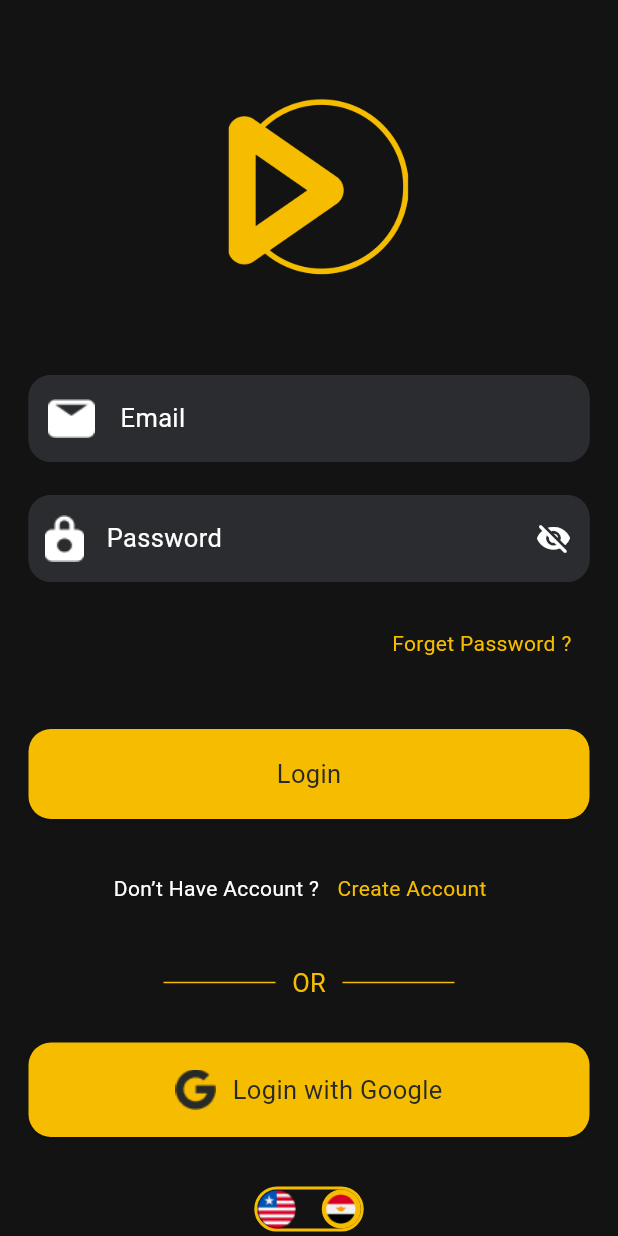
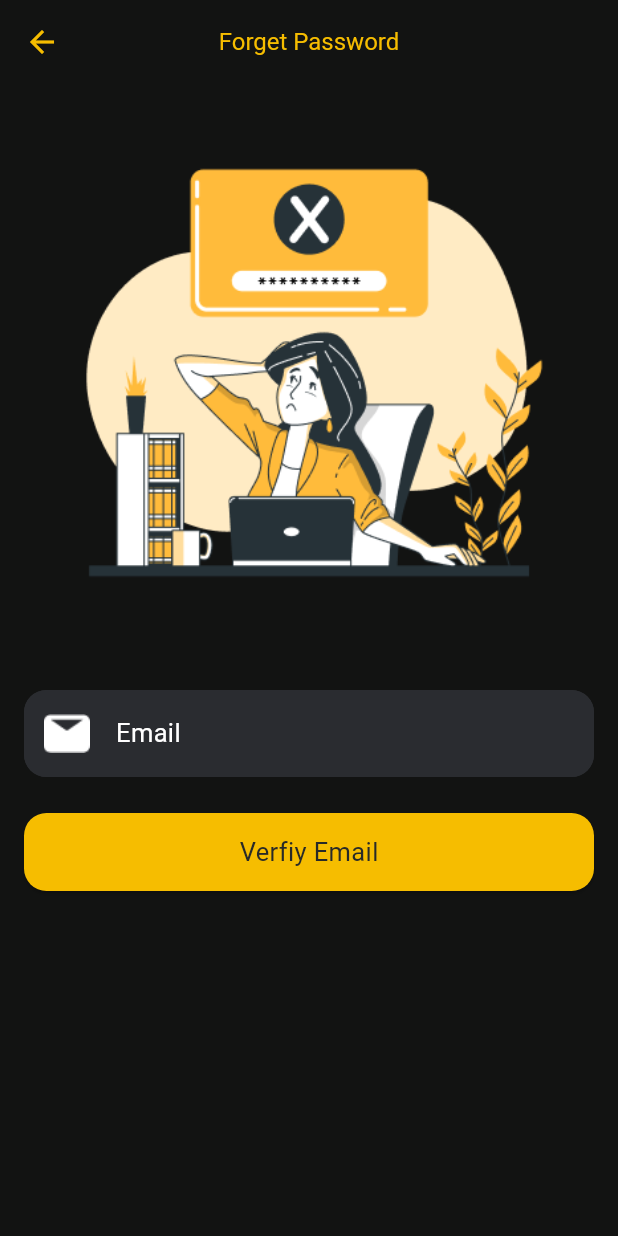
Before and after one commit to mmsa7196/Movies, a Flutter app: the screen it shows after launch, after a tap on "Forget Password ?", on a phone screen of 412 x 824 dp. Run offline on Flutter 3.47's test engine with Material 3 defaults, Android fonts, the phone set to English and light mode, and no system bars; missing offline and left inert: dart:ffi, overlapped_carousel.

Commit message:
Forget Password Screen Ui => Finished

```diff
--- a/lib/core/class/app_images.dart
+++ b/lib/core/class/app_images.dart
@@ -17,6 +17,7 @@ class AppImages {
   static const String egIcon = 'assets/EG.png';
   static const String nameIcon = 'assets/icon _Identification_.png';
   static const String phoneIcon = 'assets/phone_icon.png';
+  static const String forgetImage = 'assets/Forgot password-bro 1.png';
   static List<String> avatars = [
     'assets/avatar1.png',
     'assets/avatar2.png',
--- a/lib/main.dart
+++ b/lib/main.dart
@@ -3,6 +3,7 @@ import 'package:movies/core/class/app_rout.dart';
 import 'package:movies/core/static/app_theme.dart';
 import 'package:movies/routs.dart';
 import 'package:movies/screen/OnBoarding.dart';
+import 'package:movies/screen/forget_password_screen.dart';
 import 'package:movies/screen/home.dart';
 import 'package:movies/screen/login_Screen.dart';
 import 'package:movies/screen/register_screen.dart';
@@ -25,6 +26,7 @@ class MyApp extends StatelessWidget {
       routes: {
         LoginScreen.routeName: (context) => LoginScreen(),
         RegisterScreen.routeName: (context) => RegisterScreen(),
+        ForgetPasswordScreen.routeName: (context) => ForgetPasswordScreen(),
       },
     );
   }
--- /dev/null
+++ b/lib/screen/forget_password_screen.dart
@@ -0,0 +1,47 @@
+import 'package:flutter/material.dart';
+import 'package:movies/core/class/app_colors.dart';
+import 'package:movies/core/class/app_images.dart';
+import 'package:movies/customs/input_field.dart';
+
+class ForgetPasswordScreen extends StatelessWidget {
+  static const String routeName = "ForgetPass";
+
+  const ForgetPasswordScreen({super.key});
+
+  @override
+  Widget build(BuildContext context) {
+    return Scaffold(
+      appBar: AppBar(
+        title: Text("Forget Password"),
+      ),
+      body: Padding(
+        padding: const EdgeInsets.symmetric(horizontal: 16),
+        child: Column(
+          crossAxisAlignment: CrossAxisAlignment.stretch,
+          children: [
+            Image.asset(AppImages.forgetImage),
+            Padding(
+              padding: const EdgeInsets.symmetric(vertical: 24),
+              child: InputField(
+                lable: "Email",
+                prefixIcon: Image.asset(AppImages.emailIcon),
+              ),
+            ),
+            ElevatedButton(
+                onPressed: () {},
+                child: Padding(
+                  padding: const EdgeInsets.symmetric(vertical: 14),
+                  child: Text(
+                    "Verfiy Email",
+                    style: Theme.of(context)
+                        .textTheme
+                        .bodyMedium!
+                        .copyWith(color: AppColors.textThird),
+                  ),
+                ))
+          ],
+        ),
+      ),
+    );
+  }
+}
--- a/lib/screen/home.dart
+++ b/lib/screen/home.dart
@@ -80,7 +80,7 @@ class _HomeState extends State<Home> {
             )
           ],
         ),
-        BottomNavigationBar(items: BottomAppBar())
+        //BottomNavigationBar(items: BottomAppBar())
       ]),
     ));
   }
--- a/lib/screen/login_Screen.dart
+++ b/lib/screen/login_Screen.dart
@@ -5,6 +5,7 @@ import 'package:movies/core/class/app_rout.dart';
 import 'package:movies/customs/button.dart';
 import 'package:movies/customs/input_field.dart';
 import 'package:movies/customs/lang_mode_btn.dart';
+import 'package:movies/screen/forget_password_screen.dart';
 import 'package:movies/screen/register_screen.dart';
 
 class LoginScreen extends StatelessWidget {
@@ -42,7 +43,10 @@ class LoginScreen extends StatelessWidget {
               Align(
                 alignment: Alignment.centerRight,
                 child: TextButton(
-                  onPressed: () {},
+                  onPressed: () {
+                    Navigator.pushNamed(
+                        context, ForgetPasswordScreen.routeName);
+                  },
                   child: Text(
                     "Forget Password ?",
                     style: Theme.of(context)
--- a/lib/screen/register_screen.dart
+++ b/lib/screen/register_screen.dart
@@ -15,6 +15,8 @@ class RegisterScreen extends StatelessWidget {
 
   @override
   Widget build(BuildContext context) {
+    PageController _pageController =
+        PageController(initialPage: 4, viewportFraction: .3);
     return Scaffold(
       appBar: AppBar(
         title: Text("Register"),
@@ -26,10 +28,12 @@ class RegisterScreen extends StatelessWidget {
               Column(crossAxisAlignment: CrossAxisAlignment.stretch, children: [
             Container(
               height: 94,
-              child: ListView.builder(
+              child: PageView.builder(
+                  controller: _pageController,
                   scrollDirection: Axis.horizontal,
-                  itemBuilder: (context, index) =>
-                      Image.asset(AppImages.avatars[index]),
+                  itemBuilder: (context, index) {
+                    return Image.asset(AppImages.avatars[index]);
+                  },
                   itemCount: AppImages.avatars.length),
             ),
             Padding(
```
Also changed, not shown: assets/2.0x/Forgot password-bro 1@2x.png (added), assets/3.0x/Forgot password-bro 1@3x.png (added), assets/Forgot password-bro 1.png (added).
